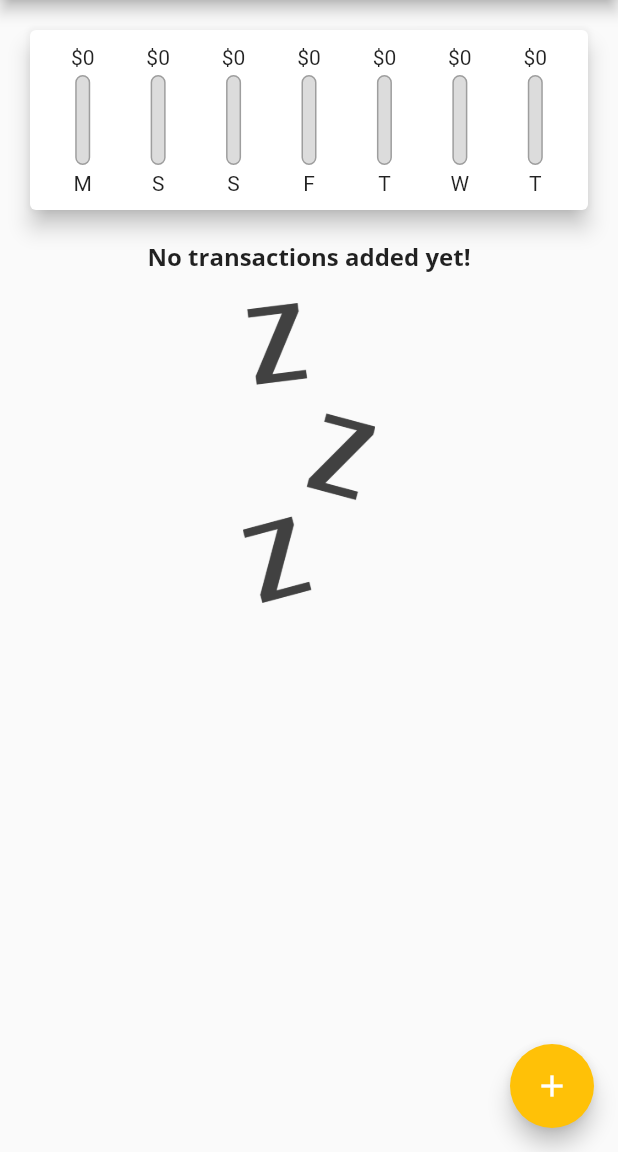
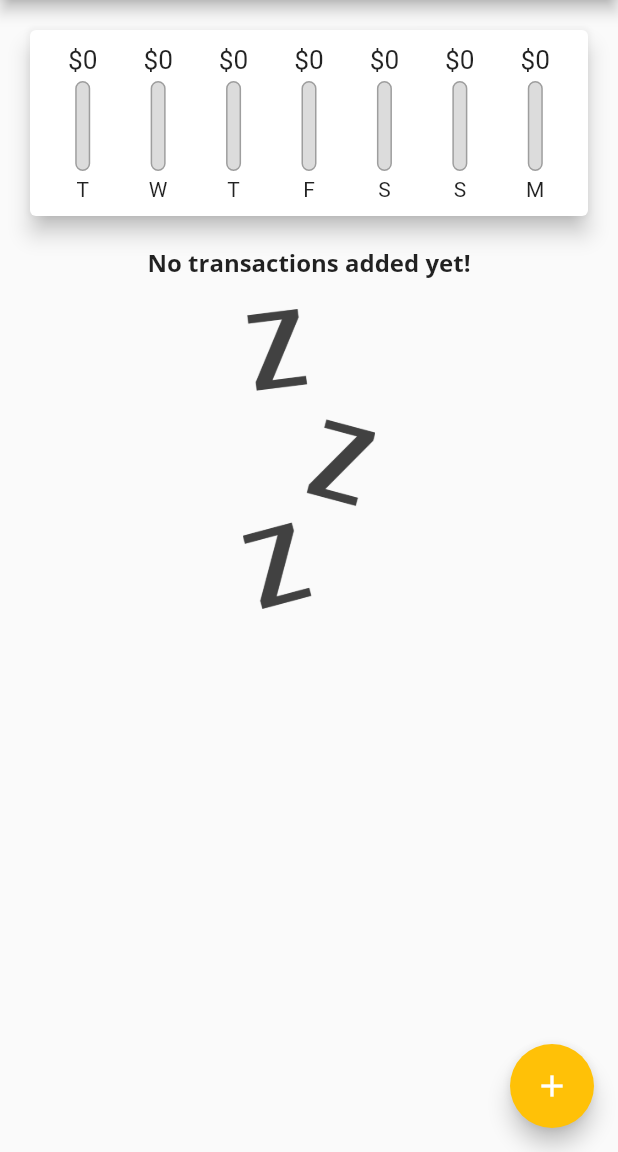
Before and after one commit to fmanana/flutter-course, a Flutter app: the screen it shows after launch, on a phone screen of 412 x 824 dp, the part 84-1236 px from its top. Run offline on Flutter 3.47's test engine with Material 2 defaults, Android fonts, the phone set to English and light mode, and no system bars.

Commit message:
reorder days chart, change item list look

```diff
--- a/expense_planner/lib/widgets/chart.dart
+++ b/expense_planner/lib/widgets/chart.dart
@@ -26,7 +26,7 @@ class Chart extends StatelessWidget {
         'day': DateFormat.E().format(weekDay).substring(0, 1),
         'amount': totalSum
       };
-    });
+    }).reversed.toList();
   }
 
   double get totalSpending {
--- a/expense_planner/lib/widgets/chart_bar.dart
+++ b/expense_planner/lib/widgets/chart_bar.dart
@@ -11,8 +11,11 @@ class ChartBar extends StatelessWidget {
   Widget build(BuildContext context) {
     return Column(
       children: <Widget>[
-        FittedBox(
-          child: Text('\$${spendingAmount.toStringAsFixed(0)}'),
+        Container(
+          height: 20,
+          child: FittedBox(
+            child: Text('\$${spendingAmount.toStringAsFixed(0)}'),
+          ),
         ),
         SizedBox(height: 4),
         Container(
```
Also changed, not shown: expense_planner/lib/widgets/transaction_list.dart (+14 -25 lines).
